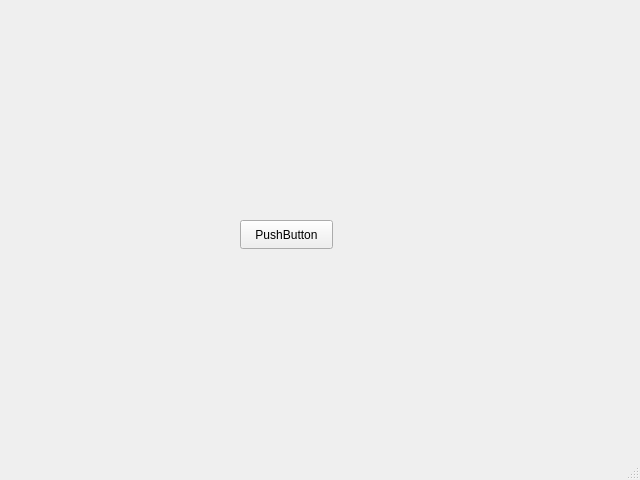
This is ToDoListServer/connection.ui in captain-moji/To_Do_List_Project as Qt 5 draws it before an edit. The edited form follows.
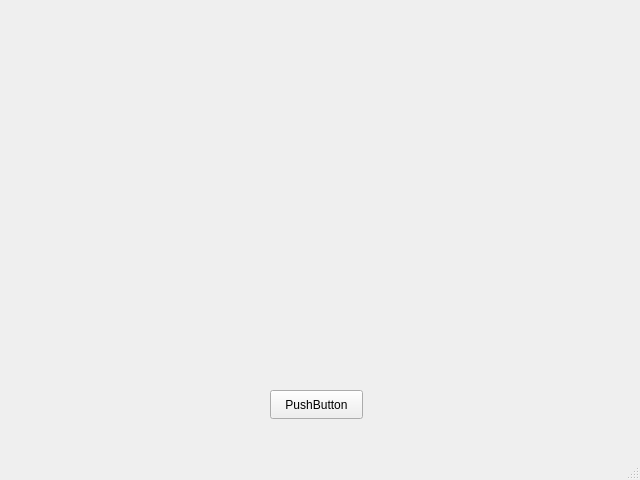
This is the edited form.

Patch:
```diff
--- a/ToDoListServer/connection.ui
+++ b/ToDoListServer/connection.ui
@@ -17,8 +17,8 @@
    <widget class="QPushButton" name="pushButton">
     <property name="geometry">
      <rect>
-      <x>240</x>
-      <y>220</y>
+      <x>270</x>
+      <y>390</y>
       <width>93</width>
       <height>29</height>
      </rect>
```
